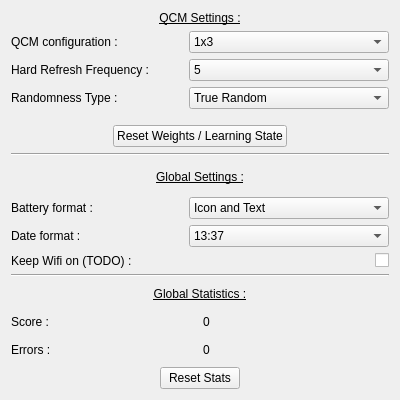
The window that appsettings.ui (Aryetis/Obenkyobo) describes before a commit, drawn with Qt 5.
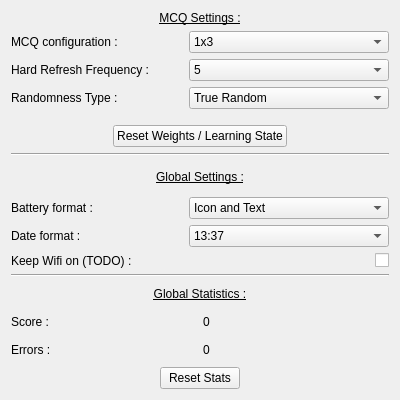
The same window after the commit.

The edit to the form file:
```diff
--- a/appsettings.ui
+++ b/appsettings.ui
@@ -30,7 +30,7 @@
         </font>
        </property>
        <property name="text">
-        <string>QCM Settings :</string>
+        <string>MCQ Settings :</string>
        </property>
        <property name="alignment">
         <set>Qt::AlignCenter</set>
@@ -48,7 +48,7 @@
        <item>
         <widget class="QLabel" name="nbrOfEntryLinesLabel">
          <property name="text">
-          <string>QCM configuration :</string>
+          <string>MCQ configuration :</string>
          </property>
         </widget>
        </item>
```
